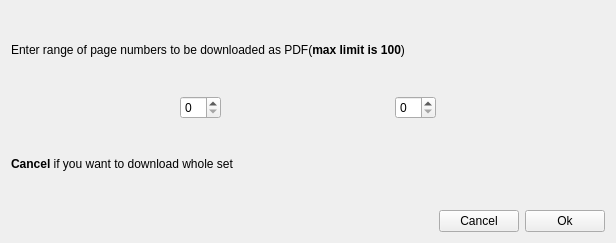
Qt form FrameWorkCode/pdfrangedialog.ui (UDAAN-LEAP/leap-pe-tool) before a commit.
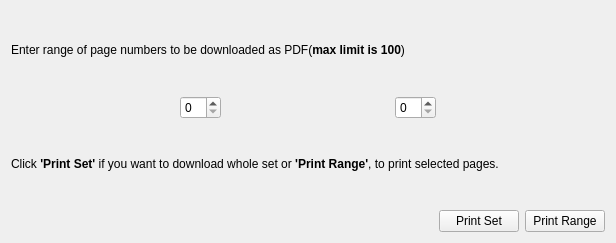
The same form after that commit.

Commit message: Optimize pdf download, removed few options, Ui change in Dashboard and pdf range.

Diff of the .ui file:
```diff
--- a/FrameWorkCode/pdfrangedialog.ui
+++ b/FrameWorkCode/pdfrangedialog.ui
@@ -83,7 +83,7 @@
    <item>
     <widget class="QLabel" name="info_2">
      <property name="text">
-      <string>&lt;html&gt;&lt;head/&gt;&lt;body&gt;&lt;p&gt;&lt;span style=&quot; font-weight:700;&quot;&gt;Cancel&lt;/span&gt; if you want to download whole set&lt;/p&gt;&lt;/body&gt;&lt;/html&gt;</string>
+      <string>&lt;html&gt;&lt;head/&gt;&lt;body&gt;&lt;p&gt;Click&lt;span style=&quot; font-weight:700;&quot;&gt; 'Print Set'&lt;/span&gt; if you want to download whole set or &lt;span style=&quot; font-weight:700;&quot;&gt;'Print Range'&lt;/span&gt;, to print selected pages.&lt;/p&gt;&lt;/body&gt;&lt;/html&gt;</string>
      </property>
     </widget>
    </item>
@@ -105,14 +105,14 @@
      <item>
       <widget class="QPushButton" name="button_Cancel">
        <property name="text">
-        <string>Cancel</string>
+        <string>Print Set</string>
        </property>
       </widget>
      </item>
      <item>
       <widget class="QPushButton" name="button_Ok">
        <property name="text">
-        <string>Ok</string>
+        <string>Print Range</string>
        </property>
       </widget>
      </item>
```
The commit also changes 2 other files.
